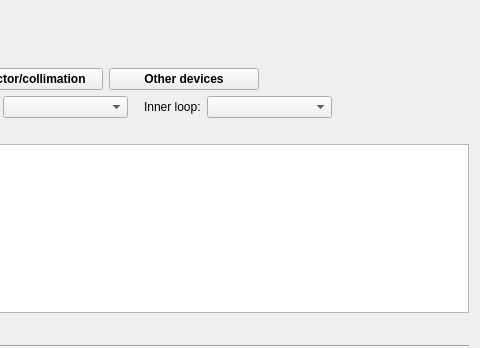
This is custom/kws1/lib/gui/table.ui in mlz-ictrl/nicos as Qt 5 draws it before an edit; both pictures show x 424 to 904 and y 0 to 348 of the 904 by 348 pixel window. The edited form follows.
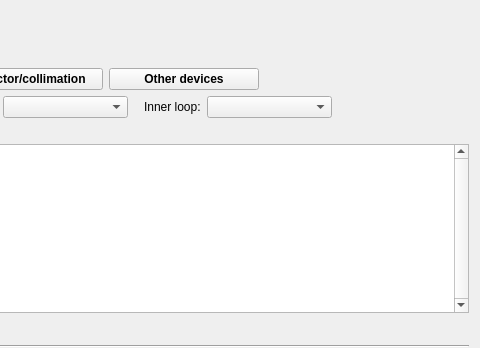
This is the edited form.

Commit message: KWS: add button to expand measurement table size

What changed in the file:
```diff
--- a/custom/kws1/lib/gui/table.ui
+++ b/custom/kws1/lib/gui/table.ui
@@ -343,6 +343,9 @@
    </item>
    <item>
     <widget class="QTableWidget" name="table">
+     <property name="verticalScrollBarPolicy">
+      <enum>Qt::ScrollBarAlwaysOn</enum>
+     </property>
      <property name="editTriggers">
       <set>QAbstractItemView::NoEditTriggers</set>
      </property>
```
The commit also changes 1 other file.
